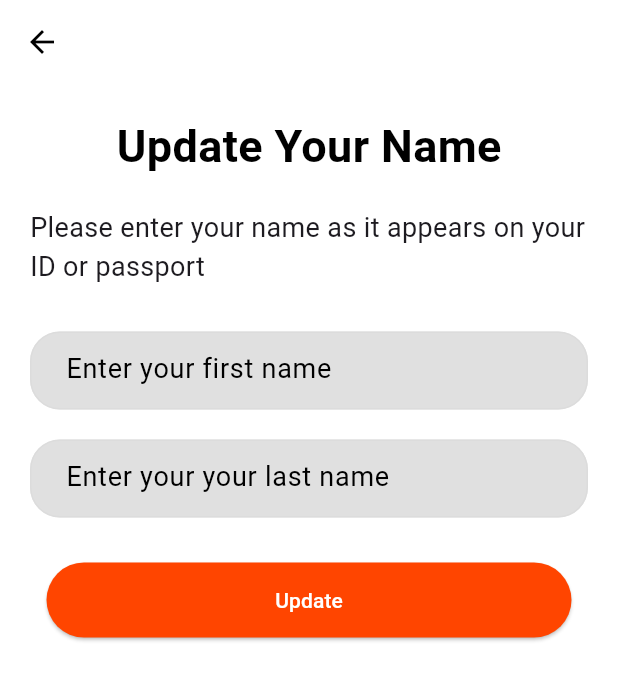
After one commit to Jason-Kaleb/BusBuddy, a Flutter app: the UpdateInfoView screen opened directly, on a phone screen of 412 x 824 dp. The commit adds this screen. Shown: the top 680 px of the screen. Run offline on Flutter 3.47's test engine with Material 3 defaults, Android fonts, the phone set to English and light mode, and no system bars; our stand-ins replace firebase_auth, firebase_core, fluttertoast, google_maps_flutter, location; missing offline and left inert: flutter_polyline_points; accounts and stored records are empty; network calls fail.

Commit message:
added new views and a bit of navigational funtionalities

```diff
--- /dev/null
+++ b/BusBuddy/lib/views/update_info.dart
@@ -0,0 +1,198 @@
+import 'package:flutter/material.dart';
+import 'package:busbuddy/services/auth_service.dart';
+import 'package:fluttertoast/fluttertoast.dart';
+
+class UpdateInfoView extends StatefulWidget{
+  const UpdateInfoView({super.key});
+
+  @override
+  State<StatefulWidget> createState() => _UpdateInfoViewState();
+}
+class _UpdateInfoViewState extends State<UpdateInfoView>{
+  late final TextEditingController _nameController;
+  late final TextEditingController _lastNameController;
+
+  @override
+  void initState() {
+    _nameController = TextEditingController();
+    _lastNameController = TextEditingController();
+    super.initState();
+  }
+
+  @override
+  void dispose() {
+    _nameController.dispose();
+    _lastNameController.dispose();
+    super.dispose();
+  }
+  @override
+  Widget build(BuildContext context) {
+    return Scaffold(
+      backgroundColor: Colors.white,
+      appBar: AppBar(
+        leading: const BackButton(
+        color: Colors.black,
+        onPressed: null,
+        ),
+        backgroundColor: Colors.white,
+      ),
+      body: SafeArea(
+        child: SingleChildScrollView(
+          child: Container(
+            padding: const EdgeInsets.all(20.0),
+            child:  Column(
+              crossAxisAlignment: CrossAxisAlignment.center,
+              children: <Widget>[
+                const Column(
+                  children: <Widget>[
+                    Text(
+                      "Update Your Name",
+                      style: TextStyle(
+                        fontSize: 30,
+                        color: Colors.black,
+                        fontWeight: FontWeight.bold
+                        ),
+                    ),
+                    SizedBox(
+                      height: 20,
+                    ),
+                    Text(
+                      "Please enter your name as it appears on your ID or passport",
+                      style: TextStyle(
+                        fontSize: 18,
+                      ),
+                    ),
+                  ],
+                ),
+                 const SizedBox(height: 30),
+                Column(
+                  children: <Widget>[
+                    TextField(
+                      controller: _nameController,
+                      autofocus: false,
+                      obscureText: true,
+                      enableSuggestions: false,
+                      autocorrect: false,
+                      decoration: const InputDecoration(
+                        filled: true,
+                        fillColor:  Color.fromARGB(217, 219, 219, 219),
+                        contentPadding: EdgeInsets.symmetric(
+                        horizontal: 20.0,
+                        vertical: 14.0,
+                      ),
+                      border: OutlineInputBorder(
+                        borderSide: BorderSide(
+                          color: Color.fromARGB(217, 219, 219, 219),
+                          width: 1.0,
+                          ),
+                          borderRadius: BorderRadius.all(
+                            Radius.circular(20.0)
+                          ),
+                        ),
+                        enabledBorder: OutlineInputBorder(
+                          borderSide: BorderSide(
+                            color: Color.fromARGB(217, 219, 219, 219),
+                            width: 1.0,
+                          ),
+                          borderRadius: BorderRadius.all(
+                            Radius.circular(20.0)
+                          ),
+                        ),
+                        focusedBorder: OutlineInputBorder(
+                          borderSide: BorderSide(
+                            color: Color.fromARGB(217, 219, 219, 219),
+                            width: 1.0,
+                          ),
+                          borderRadius: BorderRadius.all(
+                            Radius.circular(20.0)
+                          ),
+                        ),
+                        labelText: "Enter your first name",
+                        labelStyle: TextStyle(color: Colors.black, fontSize: 18),
+                        alignLabelWithHint: true,
+                      ),
+                    ),
+                    const SizedBox(height: 20),
+                    TextField(
+                      controller: _lastNameController,
+                      autofocus: false,
+                      obscureText: true,
+                      enableSuggestions: false,
+                      autocorrect: false,
+                      decoration: const InputDecoration(
+                        filled: true,
+                        fillColor:  Color.fromARGB(217, 219, 219, 219),
+                        contentPadding: EdgeInsets.symmetric(
+                        horizontal: 20.0,
+                        vertical: 14.0,
+                      ),
+                      border: OutlineInputBorder(
+                        borderSide: BorderSide(
+                          color: Color.fromARGB(217, 219, 219, 219),
+                          width: 1.0,
+                          ),
+                          borderRadius: BorderRadius.all(
+                            Radius.circular(20.0)
+                          ),
+                        ),
+                        enabledBorder: OutlineInputBorder(
+                          borderSide: BorderSide(
+                            color: Color.fromARGB(217, 219, 219, 219),
+                            width: 1.0,
+                          ),
+                          borderRadius: BorderRadius.all(
+                            Radius.circular(20.0)
+                          ),
+                        ),
+                        focusedBorder: OutlineInputBorder(
+                          borderSide: BorderSide(
+                            color: Color.fromARGB(217, 219, 219, 219),
+                            width: 1.0,
+                          ),
+                          borderRadius: BorderRadius.all(
+                            Radius.circular(20.0)
+                          ),
+                        ),
+                        labelText: "Enter your your last name",
+                        labelStyle: TextStyle(color: Colors.black, fontSize: 18),
+                        alignLabelWithHint: true,
+                      ),
+                    ),
+                     const SizedBox(height: 30),
+                    ElevatedButton(
+                      style: ElevatedButton.styleFrom(
+                      minimumSize: const Size(350, 50),
+                      backgroundColor: const Color(0xFFFF4500),
+                      foregroundColor: Colors.white,
+                    ),
+                      onPressed:() async {
+                        final name = _nameController.text;
+                        try{
+                          await AuthService().updateDisplayName(name);
+                        }catch (e) {
+                          Fluttertoast.showToast(
+                            msg: e.toString(),
+                            toastLength: Toast.LENGTH_LONG,
+                            gravity: ToastGravity.SNACKBAR,
+                            backgroundColor: Colors.black54,
+                            textColor: Colors.white,
+                            fontSize: 14.0,
+                          );
+                        }
+
+                      },
+                      child:  const Text(
+                        "Update",
+                      ),
+                      ),
+                  ],
+                ),
+              ],
+            ),
+          ),
+        ),
+        ),
+    );
+  }
+
+}
```
Also changed, not shown: BusBuddy/lib/main.dart (+3 -5 lines), BusBuddy/lib/services/auth_service.dart (+15 -0 lines), BusBuddy/lib/views/login_view.dart (+10 -1 lines), BusBuddy/lib/views/map_view.dart (+15 -15 lines), BusBuddy/lib/views/personal_info.dart (added, +158 -0 lines), BusBuddy/lib/views/register_view.dart (+7 -1 lines), BusBuddy/generated/dart/default/default.dart, BusBuddy/pubspec.lock.
